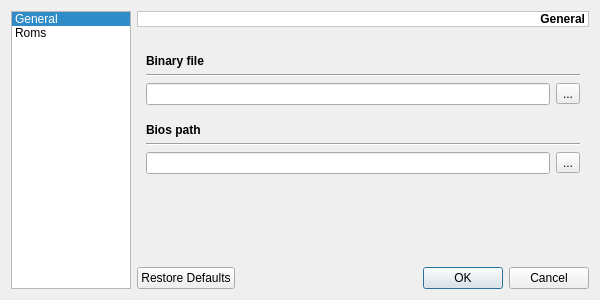
The window that branches/src/UISettings.ui (pasnox/xmessgui) describes before a commit, drawn with Qt 5.
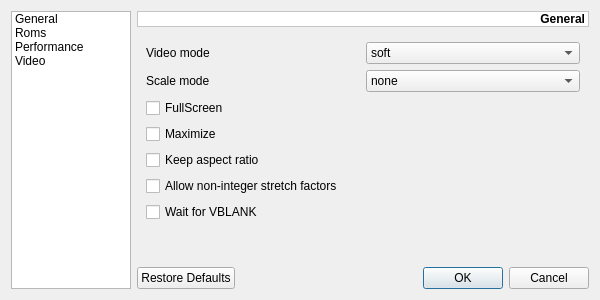
The same window after the commit. Icons and pictures are not drawn.

Commit message: Add new settings, best roms search engine. General improvements. Filters save/restore.

```diff
--- a/branches/src/UISettings.ui
+++ b/branches/src/UISettings.ui
@@ -38,7 +38,7 @@
       <bool>true</bool>
      </property>
      <property name="currentRow">
-      <number>0</number>
+      <number>-1</number>
      </property>
      <item>
       <property name="text">
@@ -58,6 +58,16 @@
         <normaloff>:/icons/find-clear-16.png</normaloff>:/icons/find-clear-16.png</iconset>
       </property>
      </item>
+     <item>
+      <property name="text">
+       <string>Performance</string>
+      </property>
+     </item>
+     <item>
+      <property name="text">
+       <string>Video</string>
+      </property>
+     </item>
     </widget>
    </item>
    <item row="0" column="1">
@@ -158,7 +168,7 @@
       </sizepolicy>
      </property>
      <property name="currentIndex">
-      <number>0</number>
+      <number>3</number>
      </property>
      <widget class="QWidget" name="wGeneral">
       <layout class="QVBoxLayout" name="verticalLayout">
@@ -344,6 +354,159 @@
        </item>
       </layout>
      </widget>
+     <widget class="QWidget" name="wPerformance">
+      <layout class="QVBoxLayout" name="verticalLayout_3">
+       <item>
+        <widget class="QCheckBox" name="cbMultithreading">
+         <property name="text">
+          <string>Activate multithreading</string>
+         </property>
+        </widget>
+       </item>
+       <item>
+        <widget class="QCheckBox" name="cbSDLFPS">
+         <property name="text">
+          <string>Show SDL FPS</string>
+         </property>
+        </widget>
+       </item>
+       <item>
+        <spacer name="verticalSpacer_3">
+         <property name="orientation">
+          <enum>Qt::Vertical</enum>
+         </property>
+         <property name="sizeHint" stdset="0">
+          <size>
+           <width>20</width>
+           <height>173</height>
+          </size>
+         </property>
+        </spacer>
+       </item>
+      </layout>
+     </widget>
+     <widget class="QWidget" name="wVideo">
+      <layout class="QVBoxLayout" name="verticalLayout_4">
+       <item>
+        <layout class="QHBoxLayout" name="horizontalLayout">
+         <item>
+          <widget class="QLabel" name="lVideoMode">
+           <property name="text">
+            <string>Video mode</string>
+           </property>
+          </widget>
+         </item>
+         <item>
+          <widget class="QComboBox" name="cbVideoMode">
+           <item>
+            <property name="text">
+             <string>soft</string>
+            </property>
+           </item>
+           <item>
+            <property name="text">
+             <string>opengl</string>
+            </property>
+           </item>
+          </widget>
+         </item>
+        </layout>
+       </item>
+       <item>
+        <layout class="QHBoxLayout" name="horizontalLayout_2">
+         <item>
+          <widget class="QLabel" name="lScaleMode">
+           <property name="text">
+            <string>Scale mode</string>
+           </property>
+          </widget>
+         </item>
+         <item>
+          <widget class="QComboBox" name="cbScaleMode">
+           <item>
+            <property name="text">
+             <string>none</string>
+            </property>
+           </item>
+           <item>
+            <property name="text">
+             <string>async</string>
+            </property>
+           </item>
+           <item>
+            <property name="text">
+             <string>yv12</string>
+            </property>
+           </item>
+           <item>
+            <property name="text">
+             <string>yuy2</string>
+            </property>
+           </item>
+           <item>
+            <property name="text">
+             <string>yv12x2</string>
+            </property>
+           </item>
+           <item>
+            <property name="text">
+             <string>yuy2x2</string>
+            </property>
+           </item>
+          </widget>
+         </item>
+        </layout>
+       </item>
+       <item>
+        <widget class="QCheckBox" name="cbFullScreen">
+         <property name="text">
+          <string>FullScreen</string>
+         </property>
+        </widget>
+       </item>
+       <item>
+        <widget class="QCheckBox" name="cbMaximize">
+         <property name="text">
+          <string>Maximize</string>
+         </property>
+        </widget>
+       </item>
+       <item>
+        <widget class="QCheckBox" name="cbKeepAspectRatio">
+         <property name="text">
+          <string>Keep aspect ratio</string>
+         </property>
+        </widget>
+       </item>
+       <item>
+        <widget class="QCheckBox" name="cbAllowDoubleStretchFactors">
+         <property name="text">
+          <string>Allow non-integer stretch factors</string>
+         </property>
+        </widget>
+       </item>
+       <item>
+        <widget class="QCheckBox" name="cbWaitVBLANK">
+         <property name="text">
+          <string>Wait for VBLANK</string>
+         </property>
+        </widget>
+       </item>
+       <item>
+        <spacer name="verticalSpacer_4">
+         <property name="orientation">
+          <enum>Qt::Vertical</enum>
+         </property>
+         <property name="sizeHint" stdset="0">
+          <size>
+           <width>20</width>
+           <height>32</height>
+          </size>
+         </property>
+        </spacer>
+       </item>
+      </layout>
+     </widget>
     </widget>
    </item>
    <item row="2" column="1">
```
The commit also changes 7 other files.
